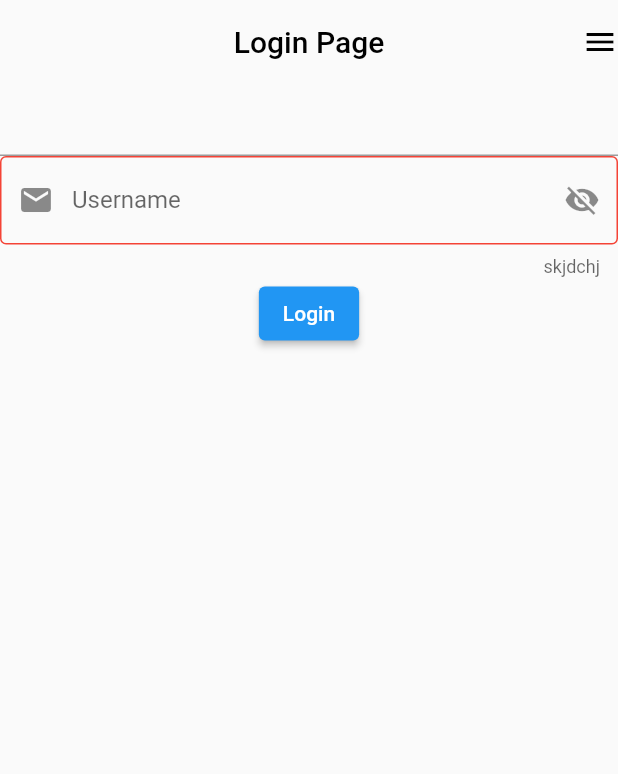
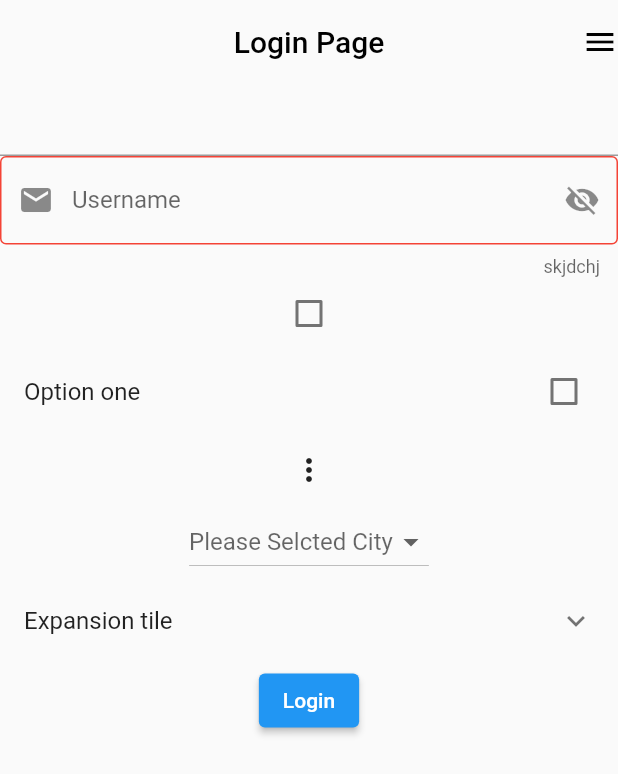
Before and after one commit to junaid140/flutter_course, a Flutter app: the screen it shows after launch, on a phone screen of 412 x 824 dp. Shown: the top 774 px of the screen. Run offline on Flutter 3.47's test engine with Material 2 defaults, Android fonts, the phone set to English and light mode, and no system bars.

Commit message:
15-12-2022

```diff
--- /dev/null
+++ b/lib/15dec.dart
@@ -0,0 +1,145 @@
+//check Box
+//Radio Button
+//DatePicker
+//DropdownMenu
+//PopUpMenu
+
+import 'package:flutter/material.dart';
+import 'package:flutter_course/tab_bar_lecture.dart';
+class FifteenDec extends StatefulWidget {
+  const FifteenDec({Key? key}) : super(key: key);
+
+  @override
+  State<FifteenDec> createState() => _FifteenDecState();
+}
+
+class _FifteenDecState extends State<FifteenDec> {
+  bool isChecked = false;
+
+  String? selectedGender;
+  String? dropDownValue;
+  @override
+  Widget build(BuildContext context) {
+    return Container(
+      child: SingleChildScrollView(
+        child: Column(
+          children: [
+            Checkbox(value: isChecked, onChanged: (value){
+              print(value);
+
+              setState(() {
+                isChecked = value!;
+              });
+              print("is clicked $isChecked");
+
+            }),
+            CheckboxListTile(
+                title:Text("Option one" ),
+                value: isChecked, onChanged: (value){
+              print(value);
+
+              setState(() {
+                isChecked = value!;
+              });
+              print("is clicked $isChecked");
+
+            }),
+            // DatePickerDialog(
+            //     initialDate: DateTime.now(), firstDate: DateTime(2000),
+            //     lastDate: DateTime(2030)
+            // ),
+
+            PopupMenuButton(
+                onSelected: (val){
+                  if(val=="read"){
+                    Navigator.push(context,MaterialPageRoute(builder:
+                        (context)=> TabBarLecture()));
+                  }
+                },
+                itemBuilder: (context,){
+              return [
+                PopupMenuItem(child: Text("Read"),value: "read",),
+                PopupMenuItem(child: Text("Delete"),value: "delet",),
+              ];
+            }),
+            DropdownButton(
+              value: dropDownValue,
+                hint: Text("Please Selcted City"),
+                items: [
+              DropdownMenuItem(
+                  value: "Multan",
+                  child: Text("Multan")),
+              DropdownMenuItem(
+                  value: "Lahore",
+                  child: Text("Lahore")),
+            ], onChanged: (val){
+                setState(() {
+                  dropDownValue = val;
+                });
+            }),
+
+            ExpansionTile(title: Text("Expansion tile"),
+              children: [
+                SizedBox(
+                  height: 200,
+                  child: ListView.builder(
+                    // scrollDirection: Axis.horizontal,
+                      itemCount:gender.length ,
+                      itemBuilder: (context,index) {
+                        return Row(
+                          children: [
+                            Radio(value: gender[index], groupValue: selectedGender,
+                                onChanged: (val){
+                                  print(val);
+                                  if(selectedGender==null){
+                                    setState(() {
+                                      selectedGender = val;
+                                    });
+                                  }
+                                  else{
+                                    print("already Selected");
+                                  }
+                                }),
+                            Text(gender[index]),
+                          ],
+                        );
+                      }
+                  ),
+                ),
+              ],
+            ),
+
+
+
+            // Row(
+            //   children: [
+            //     Radio(value: "female", groupValue: selectedGender, onChanged: (val){
+            //       print(val);
+            //       setState(() {
+            //         selectedGender = val;
+            //       });
+            //     }),
+            //     Text("Female")
+            //   ],
+            // ),
+            // Row(
+            //   children: [
+            //     Radio(value: "other", groupValue: selectedGender, onChanged: (val){
+            //       print(val);
+            //       setState(() {
+            //         selectedGender = val;
+            //       });
+            //     }),
+            //   Text("Other")
+            //   ],
+            // ),
+
+          ],
+        ),
+      ),
+
+    );
+  }
+}
+
+List gender =["male","female","other" ];
--- a/lib/form_widgets.dart
+++ b/lib/form_widgets.dart
@@ -1,4 +1,6 @@
 import 'package:flutter/material.dart';
+
+import '15dec.dart';
 
 class FormWidget extends StatefulWidget {
    FormWidget({Key? key}) : super(key: key);
@@ -98,7 +100,7 @@ class _FormWidgetState extends State<FormWidget> {
                 },
               ),
 
-
+              FifteenDec(),
               ElevatedButton(onPressed: (){
                 if(form.currentState!.validate()){
                   print(textEditingController.text);
```
